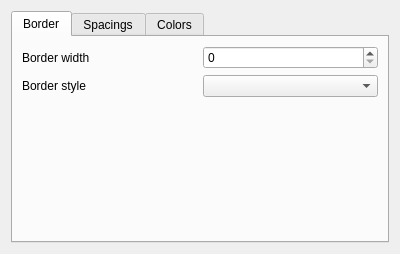
Above: plugins/texteditorplugin/tablepropertieswidget.ui from FreeHealth/freehealth before the change. Below: the same form after it.
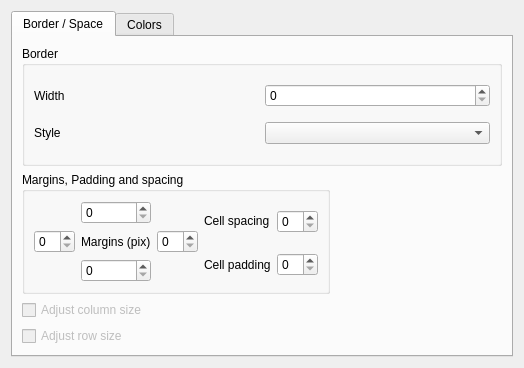
That is the form after the change.

Patch:
```diff
--- a/plugins/texteditorplugin/tablepropertieswidget.ui
+++ b/plugins/texteditorplugin/tablepropertieswidget.ui
@@ -6,8 +6,8 @@
    <rect>
     <x>0</x>
     <y>0</y>
-    <width>400</width>
-    <height>254</height>
+    <width>524</width>
+    <height>368</height>
    </rect>
   </property>
   <property name="windowTitle">
@@ -21,13 +21,19 @@
      </property>
      <widget class="QWidget" name="tab">
       <attribute name="title">
+       <string>Border / Space</string>
+      </attribute>
+      <layout class="QGridLayout" name="gridLayout_6">
+       <item row="0" column="0" colspan="2">
+        <widget class="QGroupBox" name="groupBox">
+         <property name="title">
        <string>Border</string>
-      </attribute>
-      <layout class="QGridLayout" name="gridLayout_4">
+         </property>
+         <layout class="QGridLayout" name="gridLayout_3">
        <item row="0" column="0">
         <widget class="QLabel" name="label">
          <property name="text">
-          <string>Border width</string>
+             <string>Width</string>
          </property>
         </widget>
        </item>
@@ -37,55 +43,21 @@
        <item row="1" column="0">
         <widget class="QLabel" name="label_2">
          <property name="text">
-          <string>Border style</string>
+             <string>Style</string>
          </property>
         </widget>
        </item>
        <item row="1" column="1">
         <widget class="QComboBox" name="borderStyleCombo"/>
        </item>
-       <item row="2" column="0">
-        <spacer name="verticalSpacer_3">
-         <property name="orientation">
-          <enum>Qt::Vertical</enum>
-         </property>
-         <property name="sizeHint" stdset="0">
-          <size>
-           <width>20</width>
-           <height>40</height>
-          </size>
-         </property>
-        </spacer>
-       </item>
-      </layout>
-     </widget>
-     <widget class="QWidget" name="tab_3">
-      <attribute name="title">
-       <string>Spacings</string>
-      </attribute>
-      <layout class="QGridLayout" name="gridLayout_3">
-       <item row="0" column="0">
-        <widget class="QLabel" name="label_7">
-         <property name="text">
-          <string>Cell padding</string>
-         </property>
-        </widget>
-       </item>
-       <item row="0" column="1">
-        <widget class="QSpinBox" name="cellPaddingSpin"/>
-       </item>
-       <item row="1" column="0">
-        <widget class="QLabel" name="label_8">
-         <property name="text">
-          <string>Cell margins</string>
-         </property>
-        </widget>
-       </item>
-       <item row="1" column="1">
-        <widget class="QSpinBox" name="cellMarginSpin"/>
+         </layout>
+        </widget>
        </item>
        <item row="2" column="0">
         <widget class="QCheckBox" name="checkBox_2">
+         <property name="enabled">
+          <bool>false</bool>
+         </property>
          <property name="text">
           <string>Adjust column size</string>
          </property>
@@ -93,23 +65,71 @@
        </item>
        <item row="3" column="0">
         <widget class="QCheckBox" name="checkBox_3">
+         <property name="enabled">
+          <bool>false</bool>
+         </property>
          <property name="text">
           <string>Adjust row size</string>
          </property>
         </widget>
        </item>
-       <item row="4" column="0">
-        <spacer name="verticalSpacer_2">
-         <property name="orientation">
-          <enum>Qt::Vertical</enum>
+       <item row="1" column="0">
+        <widget class="QGroupBox" name="groupBox_3">
+         <property name="title">
+          <string>Margins, Padding and spacing</string>
          </property>
-         <property name="sizeHint" stdset="0">
-          <size>
-           <width>20</width>
-           <height>40</height>
-          </size>
-         </property>
-        </spacer>
+         <layout class="QGridLayout" name="gridLayout_7">
+          <item row="0" column="0" rowspan="2">
+           <layout class="QGridLayout" name="gridLayout_5">
+            <item row="2" column="1">
+             <widget class="QSpinBox" name="bottomMarginSpin"/>
+            </item>
+            <item row="0" column="1">
+             <widget class="QSpinBox" name="topMarginSpin"/>
+            </item>
+            <item row="1" column="0">
+             <widget class="QSpinBox" name="leftMarginSpin"/>
+            </item>
+            <item row="1" column="2">
+             <widget class="QSpinBox" name="rightMarginSpin"/>
+            </item>
+            <item row="1" column="1">
+             <widget class="QLabel" name="label_5">
+              <property name="text">
+               <string>Margins (pix)</string>
+              </property>
+             </widget>
+            </item>
+           </layout>
+          </item>
+          <item row="0" column="1">
+           <widget class="QLabel" name="label_3">
+            <property name="sizePolicy">
+             <sizepolicy hsizetype="Preferred" vsizetype="Fixed">
+              <horstretch>0</horstretch>
+              <verstretch>0</verstretch>
+             </sizepolicy>
+            </property>
+            <property name="text">
+             <string>Cell spacing</string>
+            </property>
+           </widget>
+          </item>
+          <item row="1" column="1">
+           <widget class="QLabel" name="label_7">
+            <property name="text">
+             <string>Cell padding</string>
+            </property>
+           </widget>
+          </item>
+          <item row="0" column="2">
+           <widget class="QSpinBox" name="cellSpacingSpin"/>
+          </item>
+          <item row="1" column="2">
+           <widget class="QSpinBox" name="cellPaddingSpin"/>
+          </item>
+         </layout>
+        </widget>
        </item>
       </layout>
      </widget>
```
Left out of the diff: 3 changed lines with no effect on the pictures. Lines whose indentation alone changed are shown as unchanged.
